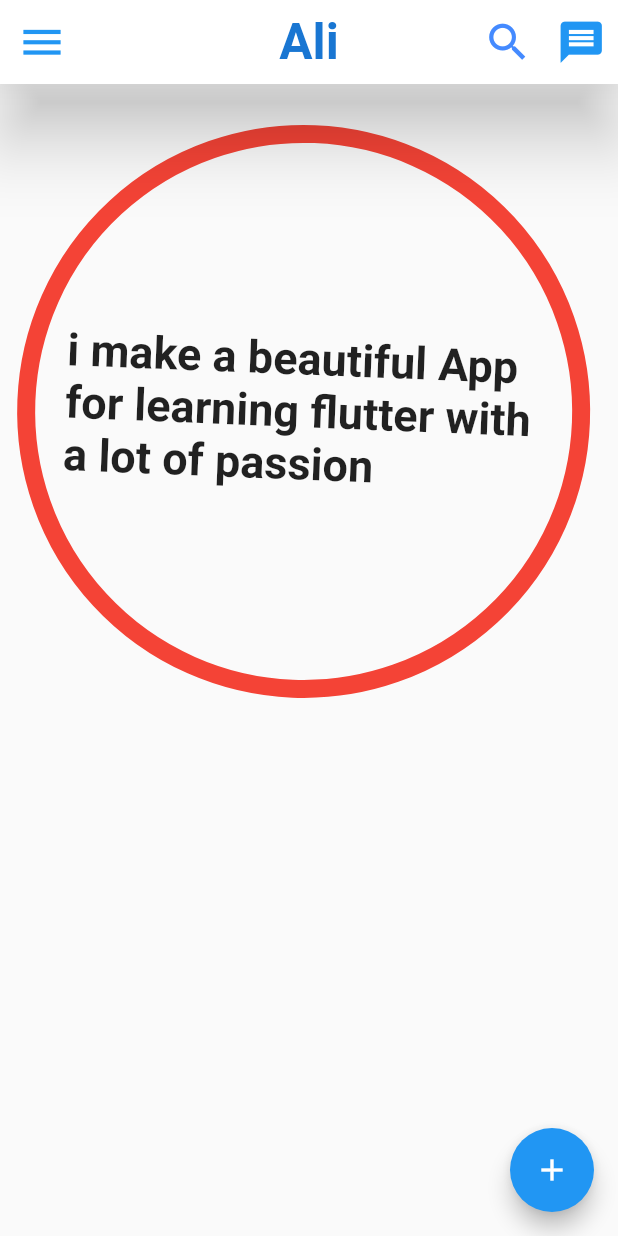
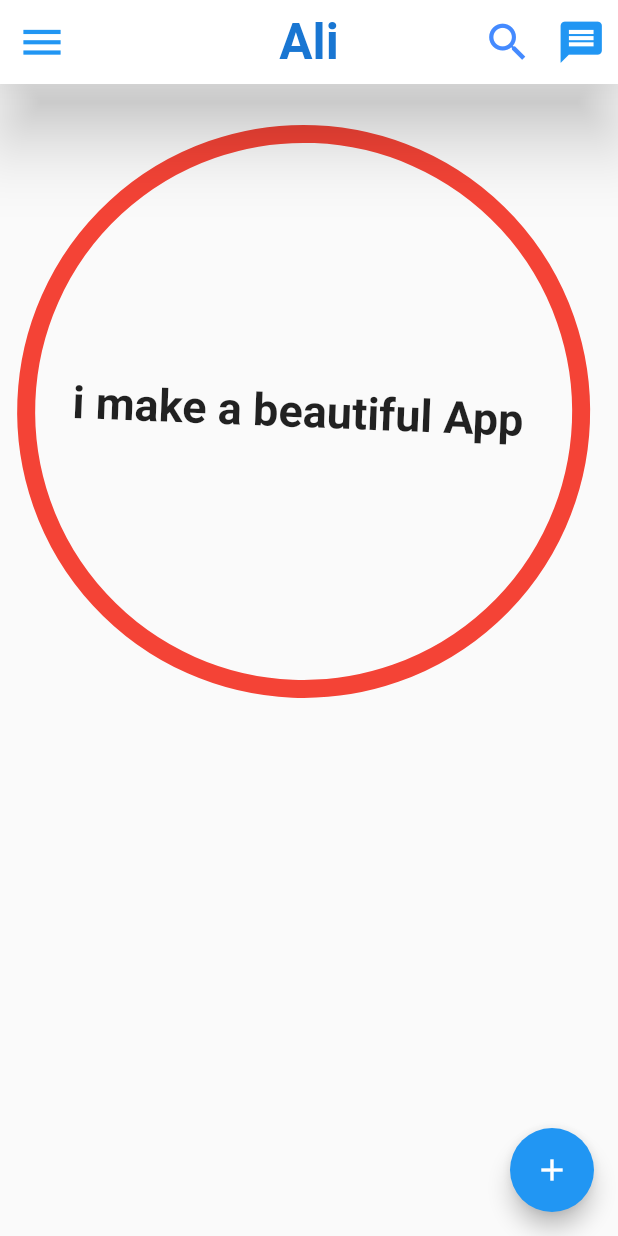
Before and after one commit to aliajjoub2/flutter-Project-1, a Flutter app: the screen it shows after launch, on a phone screen of 412 x 824 dp. Run offline on Flutter 3.47's test engine with Material 2 defaults, Android fonts, the phone set to English and light mode, and no system bars; missing offline and left inert: dart:html.

Commit message:
add text

```diff
--- a/lib/main.dart
+++ b/lib/main.dart
@@ -70,7 +70,7 @@ class FacebookApp extends StatelessWidget {
     child: const Icon(Icons.add),
     ),
     // ignore: sort_child_properties_last
-    body: Container(child: Text('i make a beautiful App for learning flutter with a lot of passion',
+    body: Container(child: Text('i make a beautiful App ',
     style: TextStyle(fontSize: 30, fontWeight: FontWeight.bold ),
 
     ),
```
